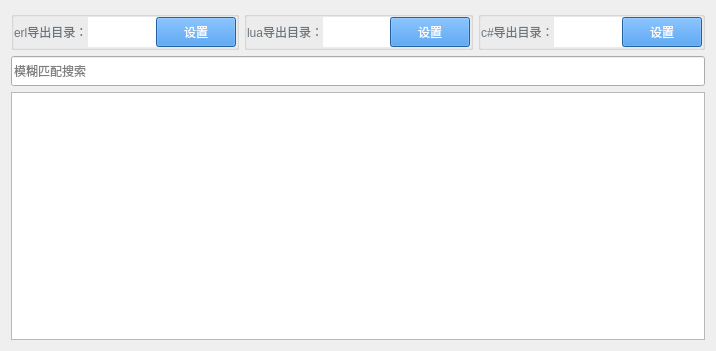
First picture: the form in c++/qt/tpl_generator/modtab.ui, repository dizengrong/dzr_code_2017, before the edit.
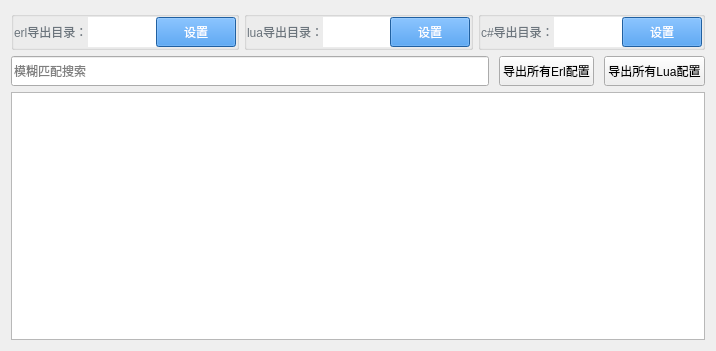
Second picture: the form after the edit.

Diff of the .ui file:
```diff
--- a/c++/qt/tpl_generator/modtab.ui
+++ b/c++/qt/tpl_generator/modtab.ui
@@ -372,6 +372,11 @@
     </layout>
    </item>
    <item>
+    <layout class="QHBoxLayout" name="horizontalLayout_5">
+     <property name="spacing">
+      <number>10</number>
+     </property>
+     <item>
     <widget class="QLineEdit" name="m_search">
      <property name="minimumSize">
       <size>
@@ -383,6 +388,34 @@
       <string>模糊匹配搜索</string>
      </property>
     </widget>
+     </item>
+     <item>
+      <widget class="QPushButton" name="m_btn_all_erl">
+       <property name="minimumSize">
+        <size>
+         <width>0</width>
+         <height>30</height>
+        </size>
+       </property>
+       <property name="text">
+        <string>导出所有Erl配置</string>
+       </property>
+      </widget>
+     </item>
+     <item>
+      <widget class="QPushButton" name="m_btn_all_lua">
+       <property name="minimumSize">
+        <size>
+         <width>0</width>
+         <height>30</height>
+        </size>
+       </property>
+       <property name="text">
+        <string>导出所有Lua配置</string>
+       </property>
+      </widget>
+     </item>
+    </layout>
    </item>
    <item>
     <widget class="QTableWidget" name="m_table">
```
Lines whose indentation alone changed are shown as unchanged.
